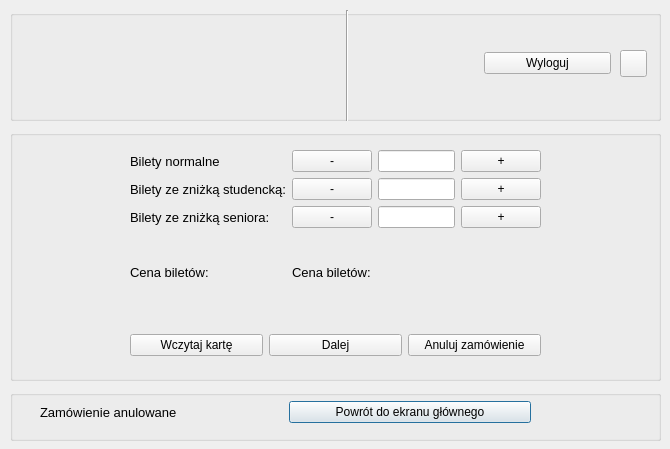
The window that numberreservedtickets.ui (rstrzelczyk/multikina) describes before a commit, drawn with Qt 5.
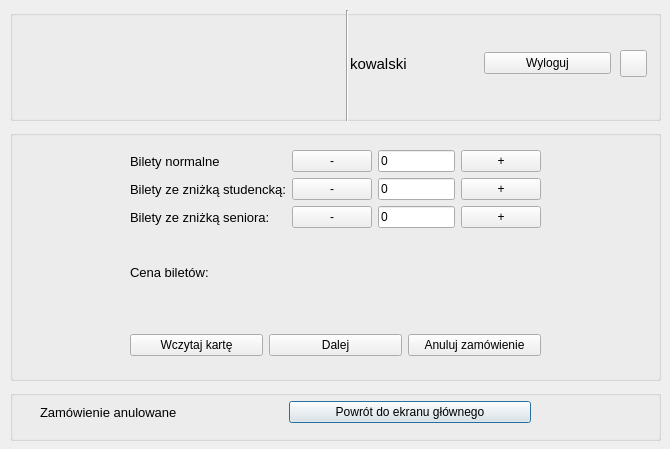
The same window after the commit.

What changed in the file:
```diff
--- a/numberreservedtickets.ui
+++ b/numberreservedtickets.ui
@@ -113,7 +113,7 @@
         </font>
        </property>
        <property name="text">
-        <string/>
+        <string>kowalski</string>
        </property>
       </widget>
      </item>
@@ -269,7 +269,11 @@
       </widget>
      </item>
      <item row="0" column="2">
-      <widget class="QLineEdit" name="lineEdit_number_normal"/>
+      <widget class="QLineEdit" name="lineEdit_number_normal">
+       <property name="text">
+        <string>0</string>
+       </property>
+      </widget>
      </item>
      <item row="0" column="3">
       <widget class="QPushButton" name="pushButton_plus_normal">
@@ -298,7 +302,11 @@
       </widget>
      </item>
      <item row="1" column="2">
-      <widget class="QLineEdit" name="lineEdit_number_student"/>
+      <widget class="QLineEdit" name="lineEdit_number_student">
+       <property name="text">
+        <string>0</string>
+       </property>
+      </widget>
      </item>
      <item row="1" column="3">
       <widget class="QPushButton" name="pushButton_plus_student">
@@ -327,7 +335,11 @@
       </widget>
      </item>
      <item row="2" column="2">
-      <widget class="QLineEdit" name="lineEdit_number_senior"/>
+      <widget class="QLineEdit" name="lineEdit_number_senior">
+       <property name="text">
+        <string>0</string>
+       </property>
+      </widget>
      </item>
      <item row="2" column="3">
       <widget class="QPushButton" name="pushButton_plus_senio">
@@ -356,7 +368,7 @@
         </font>
        </property>
        <property name="text">
-        <string>Cena biletów:</string>
+        <string/>
        </property>
       </widget>
      </item>
```
